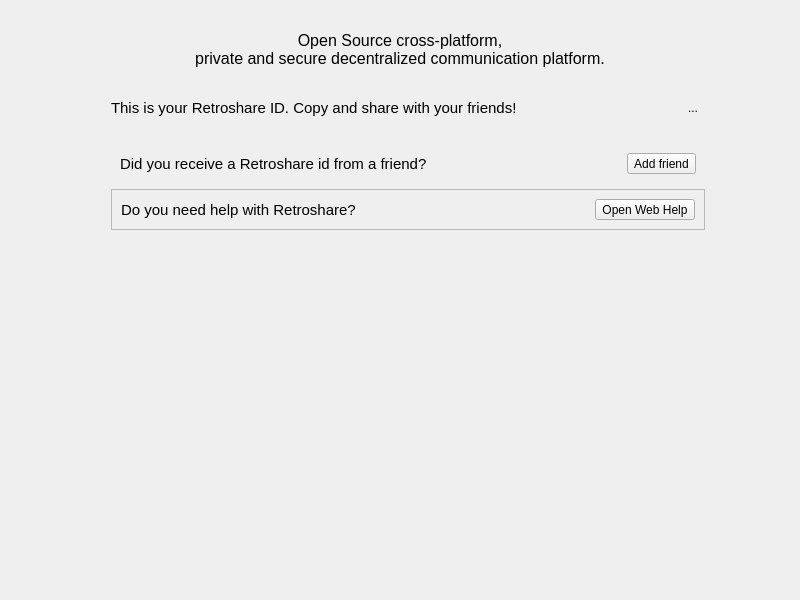
Before: the Qt Designer form retroshare-gui/src/gui/HomePage.ui in RetroShare/RetroShare, drawn with Qt 5.
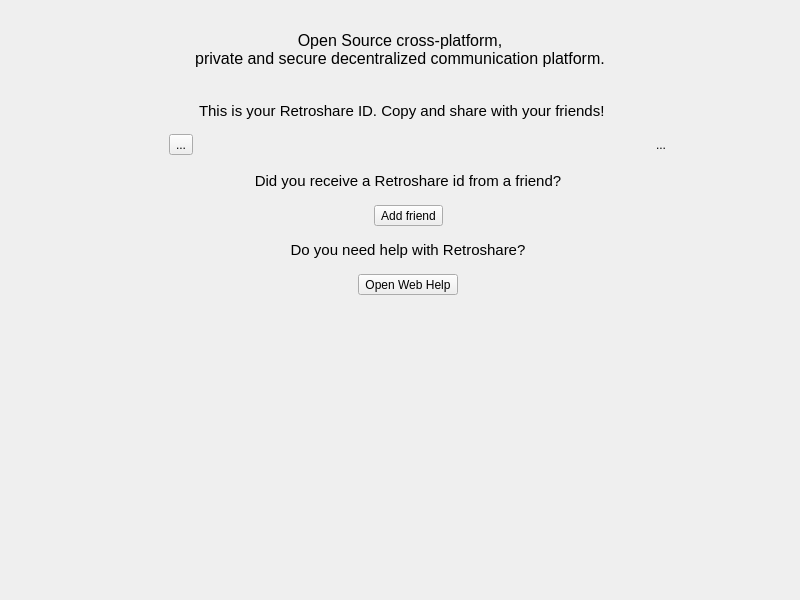
After: the same form once the commit is applied. Icons and pictures are not drawn.

Commit message:
Home page ui improvements
* some ui improvements
* Fixed the help link

```diff
--- a/retroshare-gui/src/gui/HomePage.ui
+++ b/retroshare-gui/src/gui/HomePage.ui
@@ -50,23 +50,7 @@
      </property>
     </widget>
    </item>
-   <item row="2" column="0" rowspan="4">
-    <spacer name="horizontalSpacer_2">
-     <property name="orientation">
-      <enum>Qt::Horizontal</enum>
-     </property>
-     <property name="sizeType">
-      <enum>QSizePolicy::Preferred</enum>
-     </property>
-     <property name="sizeHint" stdset="0">
-      <size>
-       <width>94</width>
-       <height>408</height>
-      </size>
-     </property>
-    </spacer>
-   </item>
-   <item row="2" column="2" rowspan="4">
+   <item row="2" column="2" rowspan="6">
     <spacer name="horizontalSpacer_3">
      <property name="orientation">
       <enum>Qt::Horizontal</enum>
@@ -82,19 +66,39 @@
      </property>
     </spacer>
    </item>
+   <item row="2" column="0" rowspan="6">
+    <spacer name="horizontalSpacer_2">
+     <property name="orientation">
+      <enum>Qt::Horizontal</enum>
+     </property>
+     <property name="sizeType">
+      <enum>QSizePolicy::Preferred</enum>
+     </property>
+     <property name="sizeHint" stdset="0">
+      <size>
+       <width>94</width>
+       <height>408</height>
+      </size>
+     </property>
+    </spacer>
+   </item>
+   <item row="7" column="1">
+    <spacer name="verticalSpacer">
+     <property name="orientation">
+      <enum>Qt::Vertical</enum>
+     </property>
+     <property name="sizeType">
+      <enum>QSizePolicy::Expanding</enum>
+     </property>
+     <property name="sizeHint" stdset="0">
+      <size>
+       <width>20</width>
+       <height>40</height>
+      </size>
+     </property>
+    </spacer>
+   </item>
    <item row="3" column="1">
-    <widget class="QFrame" name="addframe">
-     <property name="sizePolicy">
-      <sizepolicy hsizetype="Expanding" vsizetype="Preferred">
-       <horstretch>0</horstretch>
-       <verstretch>0</verstretch>
-      </sizepolicy>
-     </property>
-     <property name="styleSheet">
-      <string notr="true"/>
-     </property>
-     <layout class="QHBoxLayout" name="horizontalLayout">
-      <item>
        <widget class="QLabel" name="label_3">
         <property name="font">
          <font>
@@ -107,48 +111,12 @@
         <property name="text">
          <string>Did you receive a Retroshare id from a friend?</string>
         </property>
-       </widget>
-      </item>
-      <item>
-       <spacer name="horizontalSpacer">
-        <property name="orientation">
-         <enum>Qt::Horizontal</enum>
-        </property>
-        <property name="sizeHint" stdset="0">
-         <size>
-          <width>40</width>
-          <height>20</height>
-         </size>
-        </property>
-       </spacer>
-      </item>
-      <item>
-       <widget class="QToolButton" name="addButton">
-        <property name="text">
-         <string>Add friend</string>
-        </property>
-        <property name="icon">
-         <iconset resource="icons.qrc">
-          <normaloff>:/icons/png/invite.png</normaloff>:/icons/png/invite.png</iconset>
-        </property>
-        <property name="iconSize">
-         <size>
-          <width>24</width>
-          <height>24</height>
-         </size>
-        </property>
-        <property name="toolButtonStyle">
-         <enum>Qt::ToolButtonTextBesideIcon</enum>
-        </property>
-        <property name="autoRaise">
-         <bool>false</bool>
-        </property>
-       </widget>
-      </item>
-     </layout>
-    </widget>
-   </item>
-   <item row="4" column="1">
+     <property name="alignment">
+      <set>Qt::AlignCenter</set>
+     </property>
+    </widget>
+   </item>
+   <item row="6" column="1">
     <widget class="QFrame" name="helpframe">
      <property name="sizePolicy">
       <sizepolicy hsizetype="Expanding" vsizetype="Preferred">
@@ -160,24 +128,12 @@
       <string notr="true"/>
      </property>
      <property name="frameShape">
-      <enum>QFrame::StyledPanel</enum>
+      <enum>QFrame::NoFrame</enum>
      </property>
      <property name="frameShadow">
-      <enum>QFrame::Raised</enum>
+      <enum>QFrame::Plain</enum>
      </property>
      <layout class="QHBoxLayout" name="horizontalLayout_2">
-      <item>
-       <widget class="QLabel" name="label_4">
-        <property name="font">
-         <font>
-          <pointsize>11</pointsize>
-         </font>
-        </property>
-        <property name="text">
-         <string>Do you need help with Retroshare?</string>
-        </property>
-       </widget>
-      </item>
       <item>
        <widget class="QToolButton" name="openwebhelp">
         <property name="text">
@@ -201,61 +157,135 @@
      </layout>
     </widget>
    </item>
+   <item row="0" column="0" colspan="3">
+    <widget class="QLabel" name="label">
+     <property name="sizePolicy">
+      <sizepolicy hsizetype="Expanding" vsizetype="Maximum">
+       <horstretch>0</horstretch>
+       <verstretch>0</verstretch>
+      </sizepolicy>
+     </property>
+     <property name="text">
+      <string/>
+     </property>
+     <property name="pixmap">
+      <pixmap resource="images.qrc">:/images/logo/logo_web_nobackground.png</pixmap>
+     </property>
+     <property name="alignment">
+      <set>Qt::AlignCenter</set>
+     </property>
+    </widget>
+   </item>
+   <item row="4" column="1">
+    <widget class="QFrame" name="addframe">
+     <property name="sizePolicy">
+      <sizepolicy hsizetype="Expanding" vsizetype="Preferred">
+       <horstretch>0</horstretch>
+       <verstretch>0</verstretch>
+      </sizepolicy>
+     </property>
+     <property name="styleSheet">
+      <string notr="true"/>
+     </property>
+     <layout class="QHBoxLayout" name="horizontalLayout">
+      <item>
+       <spacer name="horizontalSpacer">
+        <property name="orientation">
+         <enum>Qt::Horizontal</enum>
+        </property>
+        <property name="sizeHint" stdset="0">
+         <size>
+          <width>40</width>
+          <height>20</height>
+         </size>
+        </property>
+       </spacer>
+      </item>
+      <item>
+       <widget class="QToolButton" name="addButton">
+        <property name="text">
+         <string>Add friend</string>
+        </property>
+        <property name="iconSize">
+         <size>
+          <width>24</width>
+          <height>24</height>
+         </size>
+        </property>
+        <property name="toolButtonStyle">
+         <enum>Qt::ToolButtonTextBesideIcon</enum>
+        </property>
+        <property name="autoRaise">
+         <bool>false</bool>
+        </property>
+       </widget>
+      </item>
+      <item>
+       <spacer name="horizontalSpacer_4">
+        <property name="orientation">
+         <enum>Qt::Horizontal</enum>
+        </property>
+        <property name="sizeHint" stdset="0">
+         <size>
+          <width>40</width>
+          <height>20</height>
+         </size>
+        </property>
+       </spacer>
+      </item>
+     </layout>
+    </widget>
+   </item>
    <item row="5" column="1">
-    <spacer name="verticalSpacer">
-     <property name="orientation">
-      <enum>Qt::Vertical</enum>
+    <widget class="QLabel" name="label_4">
+     <property name="font">
+      <font>
+       <pointsize>11</pointsize>
+      </font>
      </property>
-     <property name="sizeType">
-      <enum>QSizePolicy::Expanding</enum>
+     <property name="text">
+      <string>Do you need help with Retroshare?</string>
      </property>
-     <property name="sizeHint" stdset="0">
-      <size>
-       <width>20</width>
-       <height>40</height>
-      </size>
+     <property name="alignment">
+      <set>Qt::AlignCenter</set>
      </property>
-    </spacer>
+    </widget>
    </item>
    <item row="2" column="1">
+    <widget class="QFrame" name="">
     <layout class="QGridLayout" name="gridLayout">
+      <property name="leftMargin">
+       <number>0</number>
+      </property>
+      <property name="topMargin">
+       <number>0</number>
+      </property>
+      <property name="rightMargin">
+       <number>0</number>
+      </property>
+      <property name="bottomMargin">
+       <number>6</number>
+      </property>
      <property name="horizontalSpacing">
       <number>6</number>
      </property>
      <property name="verticalSpacing">
       <number>0</number>
      </property>
-     <item row="2" column="0">
-      <widget class="QLabel" name="retroshareid">
-       <property name="sizePolicy">
-        <sizepolicy hsizetype="Preferred" vsizetype="Preferred">
-         <horstretch>0</horstretch>
-         <verstretch>0</verstretch>
-        </sizepolicy>
-       </property>
-       <property name="font">
-        <font>
-         <family>Courier New</family>
-         <pointsize>10</pointsize>
-         <weight>75</weight>
-         <bold>true</bold>
-        </font>
-       </property>
-       <property name="contextMenuPolicy">
-        <enum>Qt::DefaultContextMenu</enum>
-       </property>
-       <property name="text">
-        <string/>
-       </property>
-       <property name="wordWrap">
-        <bool>false</bool>
-       </property>
-       <property name="textInteractionFlags">
-        <set>Qt::LinksAccessibleByMouse|Qt::TextSelectableByMouse</set>
-       </property>
-      </widget>
-     </item>
-     <item row="0" column="2">
+      <item row="1" column="5" rowspan="2">
+       <spacer name="horizontalSpacer_5">
+        <property name="orientation">
+         <enum>Qt::Horizontal</enum>
+        </property>
+        <property name="sizeHint" stdset="0">
+         <size>
+          <width>40</width>
+          <height>20</height>
+         </size>
+        </property>
+       </spacer>
+      </item>
+      <item row="2" column="3">
       <widget class="QToolButton" name="shareButton">
        <property name="sizePolicy">
         <sizepolicy hsizetype="Fixed" vsizetype="Fixed">
@@ -287,7 +317,7 @@
        </property>
       </widget>
      </item>
-     <item row="0" column="0" colspan="2">
+      <item row="0" column="2" rowspan="2">
       <widget class="QLabel" name="userCertLabel">
        <property name="sizePolicy">
         <sizepolicy hsizetype="Expanding" vsizetype="Preferred">
@@ -308,7 +338,64 @@
        </property>
       </widget>
      </item>
-     <item row="0" column="3">
+      <item row="2" column="1">
+       <widget class="QToolButton" name="copyIDButton">
+        <property name="text">
+         <string>...</string>
+        </property>
+        <property name="icon">
+         <iconset resource="icons.qrc">
+          <normaloff>:/icons/png/copy.png</normaloff>:/icons/png/copy.png</iconset>
+        </property>
+       </widget>
+      </item>
+      <item row="2" column="2">
+       <widget class="QLabel" name="retroshareid">
+        <property name="sizePolicy">
+         <sizepolicy hsizetype="Preferred" vsizetype="Preferred">
+          <horstretch>0</horstretch>
+          <verstretch>0</verstretch>
+         </sizepolicy>
+        </property>
+        <property name="font">
+         <font>
+          <family>Courier New</family>
+          <pointsize>10</pointsize>
+          <weight>75</weight>
+          <bold>true</bold>
+         </font>
+        </property>
+        <property name="contextMenuPolicy">
+         <enum>Qt::DefaultContextMenu</enum>
+        </property>
+        <property name="text">
+         <string/>
+        </property>
+        <property name="alignment">
+         <set>Qt::AlignLeading|Qt::AlignLeft|Qt::AlignVCenter</set>
+        </property>
+        <property name="wordWrap">
+         <bool>false</bool>
+        </property>
+        <property name="textInteractionFlags">
+         <set>Qt::LinksAccessibleByMouse|Qt::TextSelectableByMouse</set>
+        </property>
+       </widget>
+      </item>
+      <item row="0" column="0" rowspan="3">
+       <spacer name="horizontalSpacer_6">
+        <property name="orientation">
+         <enum>Qt::Horizontal</enum>
+        </property>
+        <property name="sizeHint" stdset="0">
+         <size>
+          <width>67</width>
+          <height>68</height>
+         </size>
+        </property>
+       </spacer>
+      </item>
+      <item row="2" column="4">
       <widget class="QToolButton" name="helpButton">
        <property name="text">
         <string>...</string>
@@ -326,6 +413,7 @@
       </widget>
      </item>
     </layout>
+    </widget>
    </item>
   </layout>
  </widget>
```
Left out of the diff: 19 changed lines with no effect on the pictures. Lines whose indentation alone changed are shown as unchanged. The commit also changes 2 other files.
